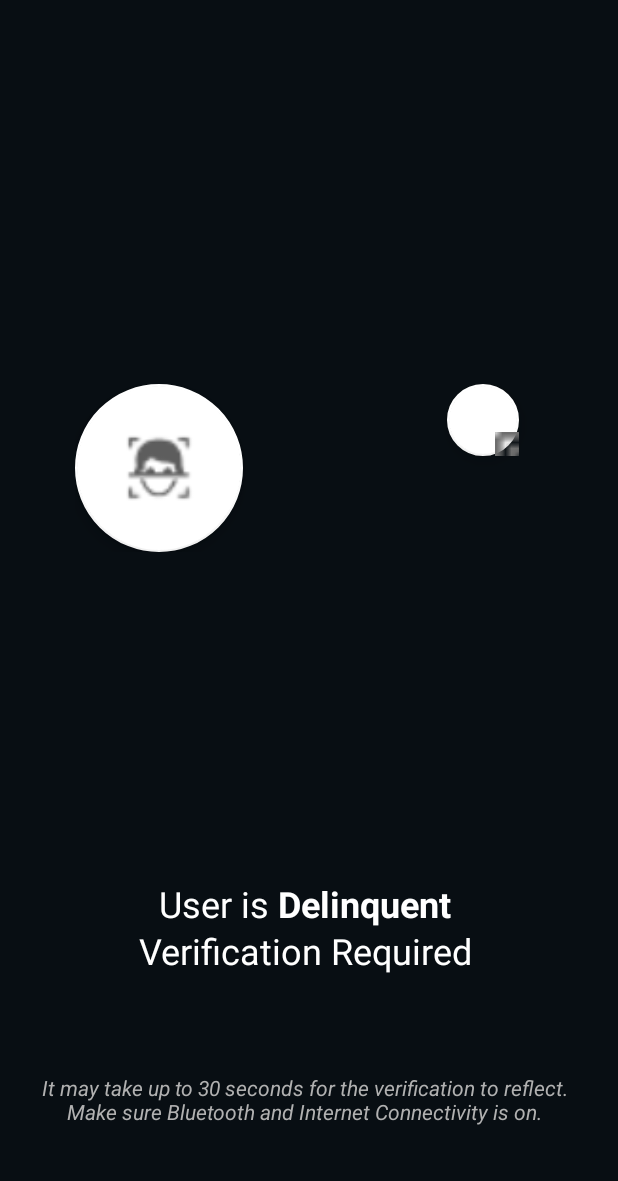
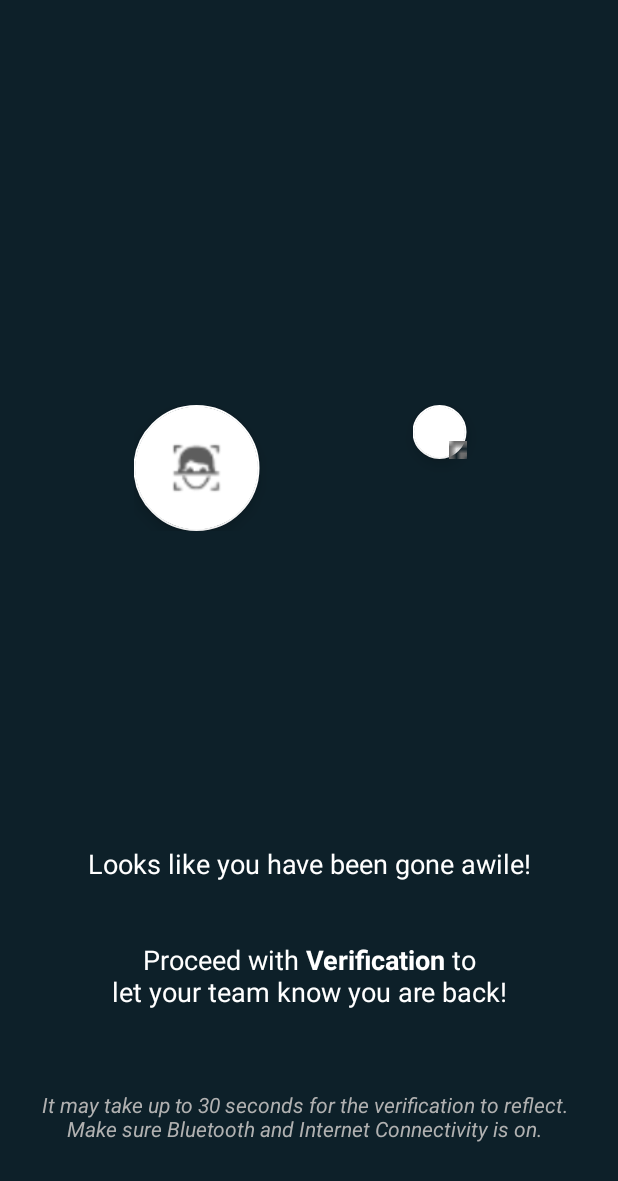
Before and after one commit to Aldo3505/xamarin-, an Android app: the layout main_activity.xml on its own in the app's theme, with its tools: preview values and no code run, on a phone screen of 412 x 824 dp. Shown: the top 1181 px of the screen. Run offline under Robolectric (Android 15) with nearby library versions, the phone set to English and light mode, and no system bars; plain views replace FloatingActionButton, FloatingActionMenu.

Commit message:
NO ISSUE NO. made design less aggressive

```diff
--- a/Project/zeus-remaster/zeus-android/app/src/main/AndroidManifest.xml
+++ b/Project/zeus-remaster/zeus-android/app/src/main/AndroidManifest.xml
@@ -41,6 +41,12 @@
             android:label="@string/app_name"
             android:screenOrientation="portrait"
             android:clearTaskOnLaunch="true">
+
+
+            <intent-filter>
+                <action android:name="android.intent.action.MAIN" />
+                <category android:name="android.intent.category.LAUNCHER" />
+            </intent-filter>
         </activity>
 
 
@@ -50,11 +56,6 @@
             android:label="@string/app_name"
             android:launchMode="singleInstance"
             android:clearTaskOnLaunch="true">
-
-            <intent-filter>
-                <action android:name="android.intent.action.MAIN" />
-                <category android:name="android.intent.category.LAUNCHER" />
-            </intent-filter>
 
         </activity>
 
--- a/Project/zeus-remaster/zeus-android/app/src/main/res/layout/main_activity.xml
+++ b/Project/zeus-remaster/zeus-android/app/src/main/res/layout/main_activity.xml
@@ -27,7 +27,7 @@
             android:id="@+id/splash_layout"
             android:layout_width="match_parent"
             android:layout_height="match_parent"
-            android:background="@color/dark"
+            android:background="@color/darkBlue"
             android:elevation="1dp"
             android:foregroundTint="@color/colorPrimary"
             android:foregroundTintMode="src_over"
@@ -60,8 +60,8 @@
                 android:layout_height="wrap_content"
                 android:layout_alignParentBottom="true"
                 android:layout_alignParentRight="true"
-                android:scaleX="2"
-                android:scaleY="2"
+                android:scaleX="1.5"
+                android:scaleY="1.5"
                 app:layout_constraintBottom_toBottomOf="parent"
                 app:layout_constraintEnd_toEndOf="parent"
                 app:layout_constraintStart_toStartOf="parent"
@@ -70,8 +70,8 @@
                 app:menu_animationDelayPerItem="50"
                 app:menu_backgroundColor="@android:color/transparent"
                 app:menu_buttonSpacing="0dp"
-                app:menu_colorNormal="#b72720"
-                app:menu_colorPressed="#E75043"
+                app:menu_colorNormal="#155ba6"
+                app:menu_colorPressed="#437fe7"
                 app:menu_fab_size="normal"
                 app:menu_icon="@drawable/fab_add"
                 app:menu_labels_colorNormal="#333333"
@@ -139,17 +139,18 @@
 
             <TextView
                 android:id="@+id/delinq_text"
-                android:layout_width="wrap_content"
+                android:layout_width="0dp"
                 android:layout_height="wrap_content"
                 android:layout_marginBottom="8dp"
-                android:layout_marginEnd="8dp"
+                android:layout_marginEnd="24dp"
+                android:layout_marginStart="24dp"
                 android:layout_marginTop="8dp"
                 android:elevation="1dp"
                 android:text="@string/delinquent_user"
                 android:textAlignment="center"
                 android:textAppearance="@style/InfoFont"
                 android:textColor="@color/cardview_light_background"
-                android:textSize="24sp"
+                android:textSize="18sp"
                 android:visibility="@{safeUnbox(model.delinquent) ? View.VISIBLE : View.INVISIBLE}"
                 app:layout_constraintBottom_toBottomOf="parent"
                 app:layout_constraintEnd_toEndOf="parent"
--- a/Project/zeus-remaster/zeus-android/app/src/main/res/values/strings.xml
+++ b/Project/zeus-remaster/zeus-android/app/src/main/res/values/strings.xml
@@ -52,7 +52,7 @@
     <string name="button_qr_start_scan">Start Scan</string>
     <string name="button_qr_register">Register Device</string>
     <string name="welcome_text">Welcome</string>
-    <string name="delinquent_user">User is <b>Delinquent</b>\nVerification Required</string>
+    <string name="delinquent_user">Looks like you have been gone awile!\n\n\n Proceed with <b>Verification</b> to \nlet your team know you are back!</string>
     <string name="info_delinquency">It may take up to 30 seconds for the verification to reflect.\nMake sure Bluetooth and Internet Connectivity is on.</string>
 
 
```
Also changed, not shown: 26 other files.
